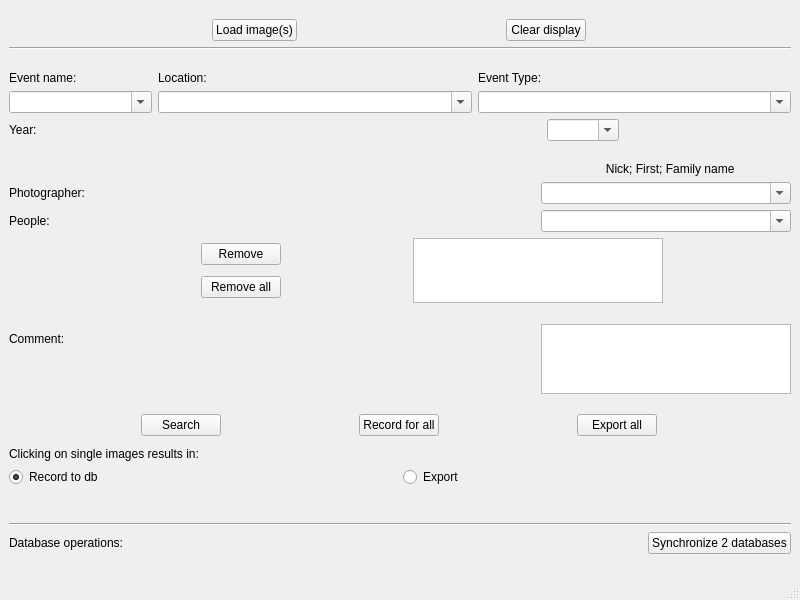
First picture: the form in FotoDB.ui, repository RausH/Antony, before the edit.
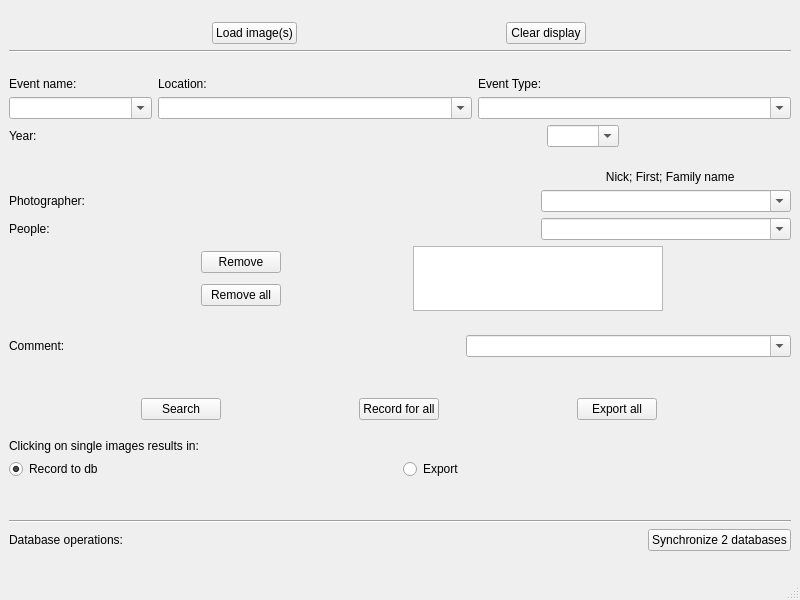
Second picture: the form after the edit. Icons and pictures are not drawn.

Commit message: correct version number

What changed in the file:
```diff
--- a/FotoDB.ui
+++ b/FotoDB.ui
@@ -32,7 +32,7 @@
         <property name="sizeHint" stdset="0">
          <size>
           <width>20</width>
-          <height>10</height>
+          <height>13</height>
          </size>
         </property>
        </spacer>
@@ -81,8 +81,8 @@
         </property>
         <property name="sizeHint" stdset="0">
          <size>
-          <width>20</width>
-          <height>40</height>
+          <width>421</width>
+          <height>13</height>
          </size>
         </property>
        </spacer>
@@ -219,8 +219,8 @@
         </property>
         <property name="sizeHint" stdset="0">
          <size>
-          <width>20</width>
-          <height>40</height>
+          <width>421</width>
+          <height>13</height>
          </size>
         </property>
        </spacer>
@@ -412,8 +412,8 @@
         </property>
         <property name="sizeHint" stdset="0">
          <size>
-          <width>20</width>
-          <height>40</height>
+          <width>421</width>
+          <height>13</height>
          </size>
         </property>
        </spacer>
@@ -421,34 +421,23 @@
       <item>
        <layout class="QHBoxLayout" name="horizontalLayout_8">
         <item>
-         <layout class="QVBoxLayout" name="verticalLayout_2">
-          <item>
-           <widget class="QLabel" name="CommentLable">
-            <property name="text">
-             <string>Comment:</string>
-            </property>
-           </widget>
-          </item>
-          <item>
-           <spacer name="verticalSpacer_2">
-            <property name="orientation">
-             <enum>Qt::Vertical</enum>
-            </property>
-            <property name="sizeType">
-             <enum>QSizePolicy::Fixed</enum>
-            </property>
-            <property name="sizeHint" stdset="0">
-             <size>
-              <width>20</width>
-              <height>40</height>
-             </size>
-            </property>
-           </spacer>
-          </item>
-         </layout>
+         <widget class="QLabel" name="CommentLable">
+          <property name="sizePolicy">
+           <sizepolicy hsizetype="Preferred" vsizetype="Preferred">
+            <horstretch>0</horstretch>
+            <verstretch>0</verstretch>
+           </sizepolicy>
+          </property>
+          <property name="text">
+           <string>Comment:</string>
+          </property>
+         </widget>
         </item>
         <item>
          <widget class="QPlainTextEdit" name="CommentInput_text">
+          <property name="enabled">
+           <bool>true</bool>
+          </property>
           <property name="sizePolicy">
            <sizepolicy hsizetype="Fixed" vsizetype="Fixed">
             <horstretch>0</horstretch>
@@ -457,8 +446,8 @@
           </property>
           <property name="maximumSize">
            <size>
-            <width>250</width>
-            <height>70</height>
+            <width>0</width>
+            <height>0</height>
            </size>
           </property>
           <property name="tabChangesFocus">
@@ -466,8 +455,46 @@
           </property>
          </widget>
         </item>
+        <item>
+         <widget class="QComboBox" name="Comment_cb">
+          <property name="sizePolicy">
+           <sizepolicy hsizetype="Fixed" vsizetype="Fixed">
+            <horstretch>0</horstretch>
+            <verstretch>0</verstretch>
+           </sizepolicy>
+          </property>
+          <property name="minimumSize">
+           <size>
+            <width>325</width>
+            <height>0</height>
+           </size>
+          </property>
+          <property name="layoutDirection">
+           <enum>Qt::LeftToRight</enum>
+          </property>
+          <property name="editable">
+           <bool>true</bool>
+          </property>
+          <property name="insertPolicy">
+           <enum>QComboBox::InsertAlphabetically</enum>
+          </property>
+         </widget>
+        </item>
        </layout>
       </item>
+      <item>
+       <spacer name="verticalSpacer_2">
+        <property name="orientation">
+         <enum>Qt::Vertical</enum>
+        </property>
+        <property name="sizeHint" stdset="0">
+         <size>
+          <width>20</width>
+          <height>13</height>
+         </size>
+        </property>
+       </spacer>
+      </item>
       <item>
        <spacer name="verticalSpacer_3">
         <property name="orientation">
@@ -475,8 +502,8 @@
         </property>
         <property name="sizeHint" stdset="0">
          <size>
-          <width>20</width>
-          <height>40</height>
+          <width>421</width>
+          <height>13</height>
          </size>
         </property>
        </spacer>
@@ -535,7 +562,7 @@
         <property name="sizeHint" stdset="0">
          <size>
           <width>20</width>
-          <height>5</height>
+          <height>13</height>
          </size>
         </property>
        </spacer>
@@ -578,8 +605,8 @@
         </property>
         <property name="sizeHint" stdset="0">
          <size>
-          <width>20</width>
-          <height>40</height>
+          <width>421</width>
+          <height>13</height>
          </size>
         </property>
        </spacer>
@@ -591,8 +618,8 @@
         </property>
         <property name="sizeHint" stdset="0">
          <size>
-          <width>20</width>
-          <height>40</height>
+          <width>421</width>
+          <height>13</height>
          </size>
         </property>
        </spacer>
@@ -635,8 +662,8 @@
         </property>
         <property name="sizeHint" stdset="0">
          <size>
-          <width>20</width>
-          <height>40</height>
+          <width>421</width>
+          <height>13</height>
          </size>
         </property>
        </spacer>
```
Left out of the diff: 2 changed lines with no effect on the pictures. The commit also changes 2 other files.
